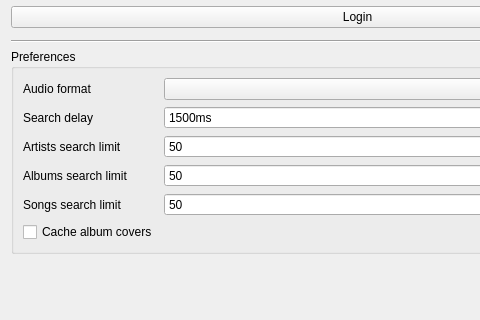
Above: src/settings/qobuzsettingspage.ui from strawberrymusicplayer/strawberry before the change; both pictures show x 0 to 480 and y 193 to 513 of the 715 by 836 pixel window. Below: the same form after it.
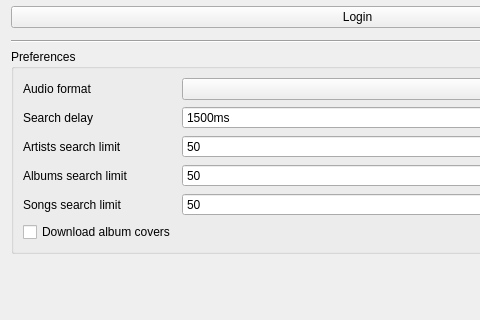
That is the form after the change. Icons and pictures are not drawn. Custom widgets are drawn as their Qt base class.

Commit message: Rename cache album covers to download album covers and only do it for favorite requests

The edit to the form file:
```diff
--- a/src/settings/qobuzsettingspage.ui
+++ b/src/settings/qobuzsettingspage.ui
@@ -219,7 +219,7 @@
       <item row="5" column="0">
        <widget class="QCheckBox" name="checkbox_cache_album_covers">
         <property name="text">
-         <string>Cache album covers</string>
+         <string>Download album covers</string>
         </property>
        </widget>
       </item>
```
Left out of the diff: 2 changed lines with no effect on the pictures. The commit also changes 15 other files.
